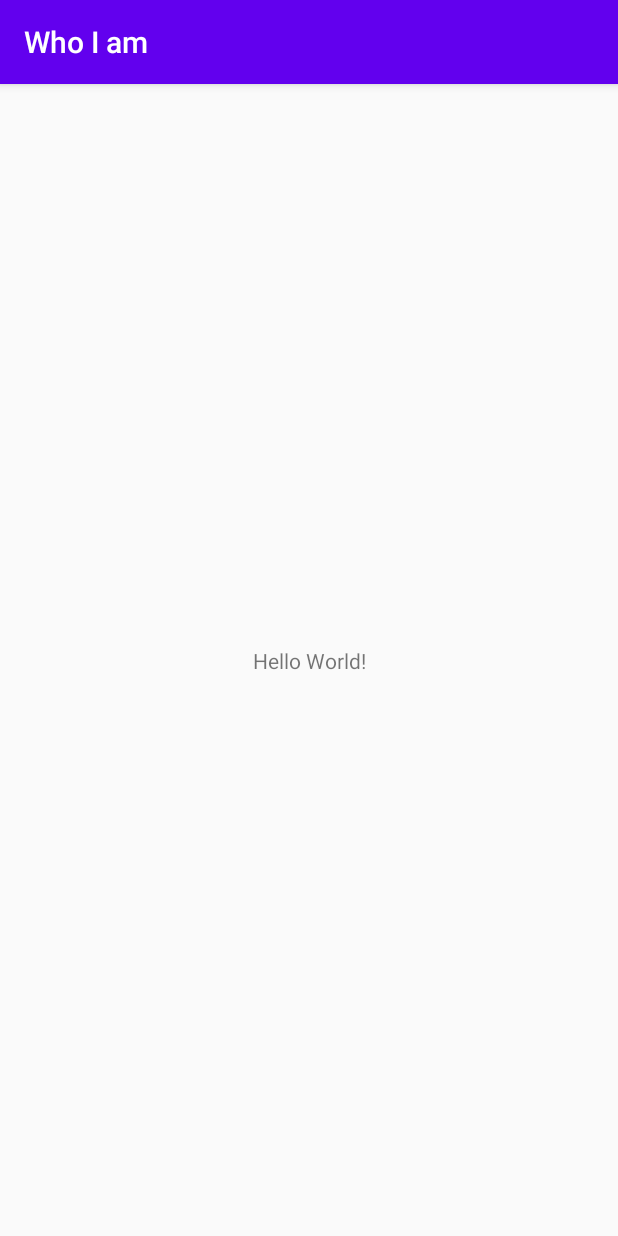
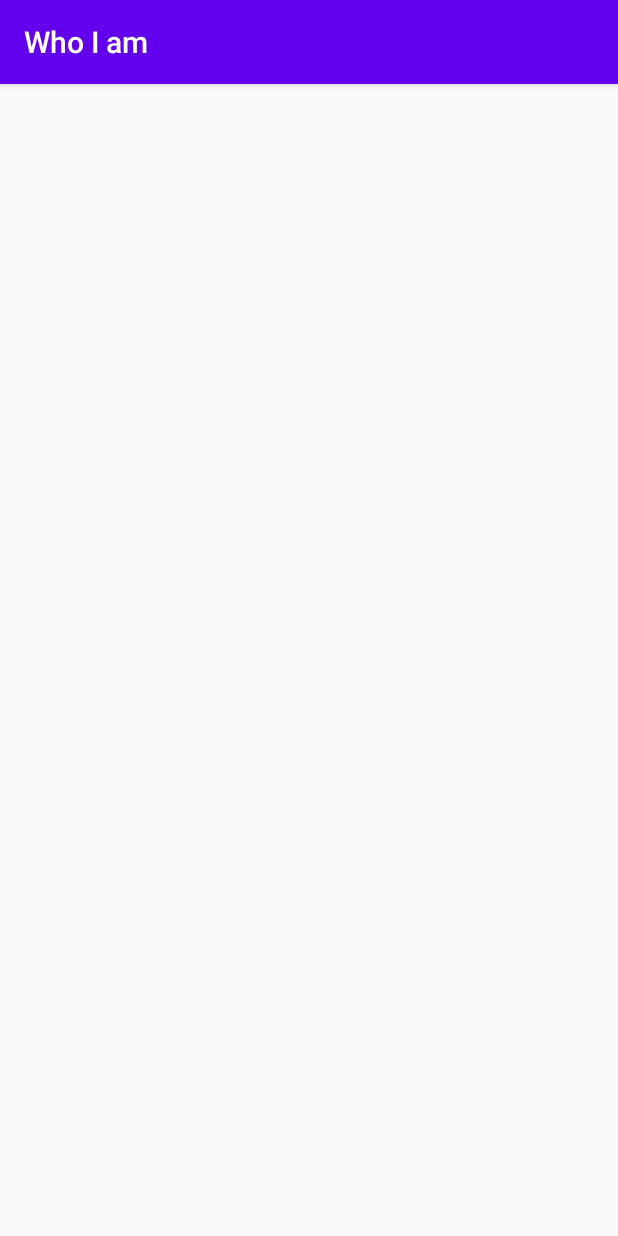
Before and after one commit to Samuel-Ricardo/Who_I_am, an Android app: the screen it shows after launch (MainActivity), on a phone screen of 412 x 824 dp. Run offline under Robolectric (Android 15) with nearby library versions, the phone set to English and light mode, and no system bars.

```diff
--- a/app/src/main/AndroidManifest.xml
+++ b/app/src/main/AndroidManifest.xml
@@ -9,7 +9,7 @@
         android:roundIcon="@mipmap/ic_launcher_round"
         android:supportsRtl="true"
         android:theme="@style/AppTheme">
-        <activity android:name=".view.MainActivity">
+        <activity android:name=".view.ui.main.MainActivity">
             <intent-filter>
                 <action android:name="android.intent.action.MAIN" />
 
--- a/app/src/main/java/com/study/kotlin/whoiam/date/Date.java
+++ b/app/src/main/java/com/study/kotlin/whoiam/date/Date.java
@@ -8,6 +8,7 @@ import java.util.Calendar;
 
 public class Date {
 
+    @NotNull
     public static Date now(){
 
         Calendar calendar = Calendar.getInstance();
--- a/app/src/main/java/com/study/kotlin/whoiam/view/MainActivity.java
+++ b/app/src/main/java/com/study/kotlin/whoiam/view/ui/main/MainActivity.java
@@ -1,4 +1,4 @@
-package com.study.kotlin.whoiam.view;
+package com.study.kotlin.whoiam.view.ui.main;
 
 import androidx.appcompat.app.AppCompatActivity;
 
--- a/app/src/main/res/layout/activity_main.xml
+++ b/app/src/main/res/layout/activity_main.xml
@@ -4,15 +4,4 @@
     xmlns:tools="http://schemas.android.com/tools"
     android:layout_width="match_parent"
     android:layout_height="match_parent"
-    tools:context=".view.MainActivity">
-
-    <TextView
-        android:layout_width="wrap_content"
-        android:layout_height="wrap_content"
-        android:text="Hello World!"
-        app:layout_constraintBottom_toBottomOf="parent"
-        app:layout_constraintLeft_toLeftOf="parent"
-        app:layout_constraintRight_toRightOf="parent"
-        app:layout_constraintTop_toTopOf="parent" />
-
-</androidx.constraintlayout.widget.ConstraintLayout>
+    tools:context=".view.ui.main.MainActivity"/>
```
Also changed, not shown: app/src/main/res/drawable-v24/constelacao_no_pote.jpg (added).
